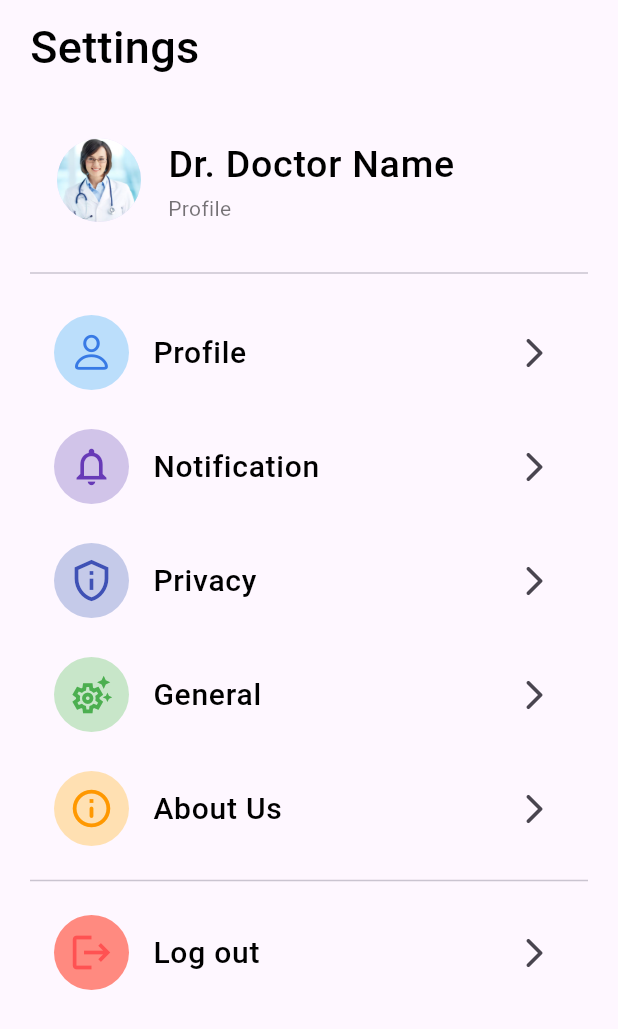
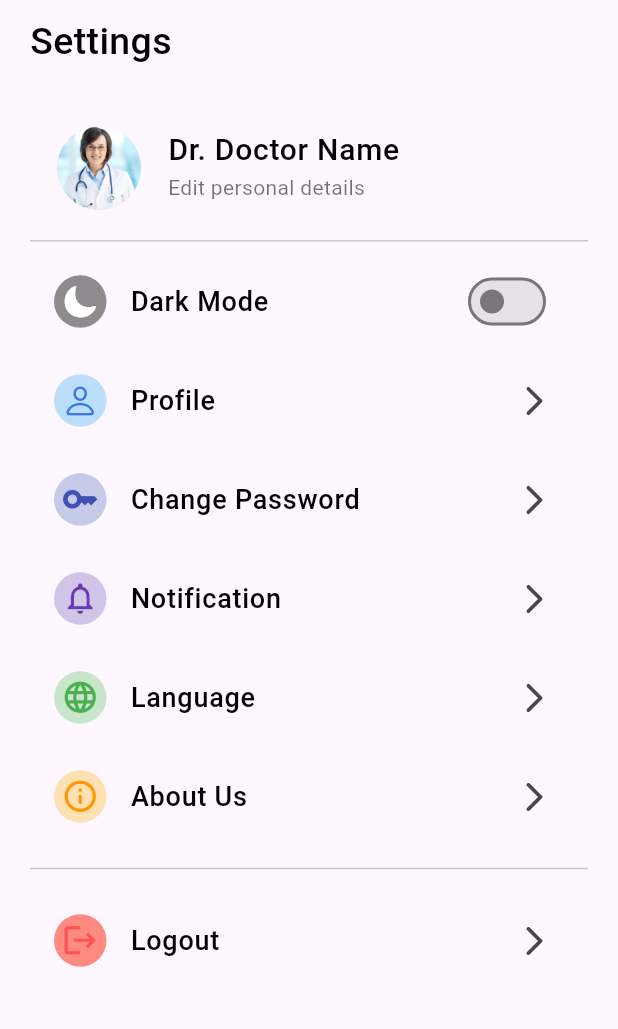
Before and after one commit to EngGemy95/Dr.OnCall, a Flutter app: the SettingsScreen screen opened directly, on a phone screen of 412 x 824 dp. Shown: the top 1029 px of the screen. Run offline on Flutter 3.47's test engine with Material 3 defaults, Android fonts, the phone set to English and light mode, and no system bars; drawn by our look-alikes of auto_size_text; our stand-ins replace dartz, dio, equatable, flutter_bloc, flutter_layout_grid, freezed_annotation and 7 more; accounts and stored records are empty; generated files the repository leaves out were written again.

Commit message:
Edit Settings Page & Gradle build

```diff
--- a/lib/app/di.dart
+++ b/lib/app/di.dart
@@ -3,6 +3,7 @@ import 'package:Dr/domain/repository/login_repository.dart';
 import 'package:Dr/domain/usecase/login_usecase.dart';
 import 'package:Dr/domain/usecase/register_usecase.dart';
 import 'package:Dr/presentation/bloc/register/register_bloc.dart';
+import 'package:Dr/presentation/bloc/switch_dark_mode/switch_dark_mode_bloc.dart';
 import 'package:dio/dio.dart';
 import 'package:get_it/get_it.dart';
 import 'package:internet_connection_checker/internet_connection_checker.dart';
@@ -61,6 +62,7 @@ Future<void> initAppModule() async {
       () => SignInBloc(loginUseCase: instance(), appPreference: instance()));
   instance.registerFactory(() => PasswordVisibilityBloc());
   instance.registerFactory(() => RegisterBloc(registerUseCase: instance()));
+  instance.registerFactory(() => SwitchModeBloc());
 
   // UseCases instance
 
--- /dev/null
+++ b/lib/presentation/bloc/switch_dark_mode/switch_dark_mode_bloc.dart
@@ -0,0 +1,17 @@
+import 'package:equatable/equatable.dart';
+import 'package:flutter_bloc/flutter_bloc.dart';
+
+part 'switch_dark_mode_event.dart';
+part 'switch_dark_mode_state.dart';
+
+class SwitchModeBloc extends Bloc<SwitchModeEvent, SwitchModeState> {
+  SwitchModeBloc() : super(SwitchModeInitial()) {
+    on<SwitchModeEvent>((event, emit) {
+      if (state is SwitchOff) {
+        emit(SwitchOn());
+      } else {
+        emit(SwitchOff());
+      }
+    });
+  }
+}
--- /dev/null
+++ b/lib/presentation/bloc/switch_dark_mode/switch_dark_mode_event.dart
@@ -0,0 +1,13 @@
+part of 'switch_dark_mode_bloc.dart';
+
+abstract class SwitchModeEvent extends Equatable {
+  const SwitchModeEvent();
+
+  @override
+  List<Object> get props => [];
+}
+
+class ToggleSwitchMode extends SwitchModeEvent {
+  @override
+  List<Object> get props => [];
+}
--- /dev/null
+++ b/lib/presentation/bloc/switch_dark_mode/switch_dark_mode_state.dart
@@ -0,0 +1,20 @@
+part of 'switch_dark_mode_bloc.dart';
+
+abstract class SwitchModeState extends Equatable {
+  const SwitchModeState();
+
+  @override
+  List<Object> get props => [];
+}
+
+final class SwitchModeInitial extends SwitchModeState {}
+
+class SwitchOn extends SwitchModeState {
+  @override
+  List<Object> get props => [];
+}
+
+class SwitchOff extends SwitchModeState {
+  @override
+  List<Object> get props => [];
+}
--- a/lib/presentation/pages/settings/mobile/settings_mobile.dart
+++ b/lib/presentation/pages/settings/mobile/settings_mobile.dart
@@ -1,3 +1,4 @@
+import 'package:Dr/presentation/bloc/switch_dark_mode/switch_dark_mode_bloc.dart';
 import 'package:Dr/presentation/resource_data/assets_manager.dart';
 import 'package:Dr/presentation/resource_data/color_manager.dart';
 import 'package:Dr/presentation/resource_data/text_manager.dart';
@@ -6,6 +7,9 @@ import 'package:Dr/presentation/widgets/customListTile.dart';
 import 'package:Dr/presentation/widgets/custom_sized_box.dart';
 import 'package:flutter/cupertino.dart';
 import 'package:flutter/material.dart';
+import 'package:flutter_bloc/flutter_bloc.dart';
+
+import '../../../../app/di.dart' as di;
 
 class SettingsScreen extends StatelessWidget {
   const SettingsScreen({super.key});
@@ -16,7 +20,7 @@ class SettingsScreen extends StatelessWidget {
       body: SafeArea(
         child: SingleChildScrollView(
           child: Padding(
-            padding: EdgeInsets.only(
+            padding: const EdgeInsets.only(
               top: AppPadding.p10,
               left: AppPadding.p20,
               right: AppPadding.p20,
@@ -26,25 +30,50 @@ class SettingsScreen extends StatelessWidget {
               children: [
                 customText(
                   text: "Settings",
-                  fontSize: AppSize.s30,
+                  fontSize: AppSize.s25,
                   fontWeight: FontWeight.w500,
                   textColor: ColorManager.black,
                 ),
                 customSizedBox(heightSize: AppSize.s30),
                 ListTile(
-                  leading: CircleAvatar(
+                  leading: const CircleAvatar(
                     radius: AppSize.s30,
                     backgroundImage: AssetImage(ImageAssets.doctor1),
                   ),
                   title: customText(
                     text: "Dr. Doctor Name",
-                    fontSize: AppSize.s25,
+                    fontSize: AppSize.s20,
                     fontWeight: FontWeight.w500,
                     textColor: ColorManager.black,
                   ),
-                  subtitle: customText(text: "Profile"),
+                  subtitle:
+                      customText(text: "Edit personal details", topPadding: 0),
                 ),
-                Divider(height: AppSize.s50),
+                const Divider(height: AppSize.s25),
+                BlocBuilder<SwitchModeBloc, SwitchModeState>(
+                  builder: (context, state) {
+                    return customListTile(
+                      onTapFunc: () {},
+                      decorationColor: ColorManager.grey,
+                      title: "Dark Mode",
+                      boxShape: BoxShape.circle,
+                      leadingIcon: CupertinoIcons.moon_fill,
+                      leadingIconColor: ColorManager.white,
+                      fontWeight: FontWeight.w500,
+                      trailingWidget: Switch(
+                        value: state is SwitchOff,
+                        onChanged: (value) {
+                          context
+                              .read<SwitchModeBloc>()
+                              .add(ToggleSwitchMode());
+                        },
+                        activeColor: ColorManager.primary,
+                      ),
+                      titleColor: ColorManager.black,
+                    );
+                  },
+                ),
+                customSizedBox(heightSize: AppMargin.m10),
                 customListTile(
                   onTapFunc: () {},
                   decorationColor: ColorManager.blueShade100,
@@ -52,12 +81,23 @@ class SettingsScreen extends StatelessWidget {
                   boxShape: BoxShape.circle,
                   leadingIcon: CupertinoIcons.person,
                   leadingIconColor: ColorManager.primary,
-                    leadingIconSize: AppSize.s30,
                   fontWeight: FontWeight.w500,
-                    titleFontSize: AppSize.s20,
                   trailingIcon: Icons.arrow_forward_ios_rounded,
-                    titleColor: ColorManager.black),
-                customSizedBox(heightSize: AppMargin.m20),
+                  titleColor: ColorManager.black,
+                ),
+                customSizedBox(heightSize: AppMargin.m10),
+                customListTile(
+                  onTapFunc: () {},
+                  decorationColor: ColorManager.indigoShade100,
+                  title: "Change Password",
+                  boxShape: BoxShape.circle,
+                  leadingIcon: Icons.key_outlined,
+                  leadingIconColor: ColorManager.indigo,
+                  fontWeight: FontWeight.w500,
+                  trailingIcon: Icons.arrow_forward_ios_rounded,
+                  titleColor: ColorManager.black,
+                ),
+                customSizedBox(heightSize: AppMargin.m10),
                 customListTile(
                   onTapFunc: () {},
                   decorationColor: ColorManager.deepPurpleShade100,
@@ -65,41 +105,23 @@ class SettingsScreen extends StatelessWidget {
                   boxShape: BoxShape.circle,
                   leadingIcon: Icons.notifications_none_outlined,
                   leadingIconColor: ColorManager.deepPurple,
-                  leadingIconSize: AppSize.s30,
                   fontWeight: FontWeight.w500,
-                  titleFontSize: AppSize.s20,
                   trailingIcon: Icons.arrow_forward_ios_rounded,
                   titleColor: ColorManager.black,
                 ),
-                customSizedBox(heightSize: AppMargin.m20),
+                customSizedBox(heightSize: AppMargin.m10),
                 customListTile(
                   onTapFunc: () {},
-                  decorationColor: ColorManager.indigoShade100,
-                  title: "Privacy",
+                  decorationColor: ColorManager.greenShade100,
+                  title: "Language",
                   boxShape: BoxShape.circle,
-                  leadingIcon: Icons.privacy_tip_outlined,
-                  leadingIconColor: ColorManager.indigo,
-                  leadingIconSize: AppSize.s30,
+                  leadingIcon: Icons.language_outlined,
+                  leadingIconColor: ColorManager.green,
                   fontWeight: FontWeight.w500,
-                  titleFontSize: AppSize.s20,
                   trailingIcon: Icons.arrow_forward_ios_rounded,
                   titleColor: ColorManager.black,
                 ),
-                customSizedBox(heightSize: AppMargin.m20),
-                customListTile(
-                  onTapFunc: () {},
-                  decorationColor: ColorManager.greenShade100,
-                  title: "General",
-                  boxShape: BoxShape.circle,
-                  leadingIcon: Icons.settings_suggest_outlined,
-                  leadingIconColor: ColorManager.green,
-                  leadingIconSize: AppSize.s30,
-                  fontWeight: FontWeight.w500,
-                  titleFontSize: AppSize.s20,
-                  trailingIcon: Icons.arrow_forward_ios_rounded,
-                  titleColor: ColorManager.black,
-                ),
-                customSizedBox(heightSize: AppMargin.m20),
+                customSizedBox(heightSize: AppMargin.m10),
                 customListTile(
                   onTapFunc: () {},
                   decorationColor: ColorManager.orangeShade100,
@@ -107,23 +129,19 @@ class SettingsScreen extends StatelessWidget {
                   boxShape: BoxShape.circle,
                   leadingIcon: Icons.info_outline_rounded,
                   leadingIconColor: ColorManager.orange,
-                  leadingIconSize: AppSize.s30,
                   fontWeight: FontWeight.w500,
-                  titleFontSize: AppSize.s20,
                   trailingIcon: Icons.arrow_forward_ios_rounded,
                   titleColor: ColorManager.black,
                 ),
-                Divider(height: AppSize.s40),
+                const Divider(height: AppSize.s40),
                 customListTile(
                   onTapFunc: () {},
                   decorationColor: ColorManager.redAccentShade100,
-                  title: "Log out",
+                  title: "Logout",
                   boxShape: BoxShape.circle,
                   leadingIcon: Icons.logout,
                   leadingIconColor: ColorManager.redAccent,
-                  leadingIconSize: AppSize.s30,
                   fontWeight: FontWeight.w500,
-                  titleFontSize: AppSize.s20,
                   trailingIcon: Icons.arrow_forward_ios_rounded,
                   titleColor: ColorManager.black,
                 ),
--- a/lib/presentation/pages/settings/mobile/settings_page.dart
+++ b/lib/presentation/pages/settings/mobile/settings_page.dart
@@ -6,6 +6,6 @@ class SettingsPage extends StatelessWidget {
 
   @override
   Widget build(BuildContext context) {
-    return SettingsScreen();
+    return const SettingsScreen();
   }
 }
--- a/lib/presentation/widgets/customListTile.dart
+++ b/lib/presentation/widgets/customListTile.dart
@@ -8,11 +8,12 @@ Widget customListTile({
   required BoxShape boxShape,
   IconData? leadingIcon,
   Color? leadingIconColor,
-  double? leadingIconSize,
+  double? leadingIconSize = AppSize.s25,
   required String title,
   FontWeight? fontWeight,
-  double? titleFontSize,
+  double? titleFontSize = AppSize.s18,
   IconData? trailingIcon,
+  Widget? trailingWidget,
   Color? trailingIconColor,
   Color? titleColor,
   VoidCallback? onTapFunc,
@@ -20,7 +21,7 @@ Widget customListTile({
   return ListTile(
     onTap: onTapFunc,
     leading: Container(
-      padding: EdgeInsets.all(AppPadding.p10),
+      padding: const EdgeInsets.all(AppPadding.p5),
       decoration: BoxDecoration(
         color: decorationColor,
         shape: boxShape,
@@ -37,9 +38,10 @@ Widget customListTile({
       fontWeight: fontWeight,
       fontSize: titleFontSize,
     ),
-    trailing: Icon(
-      trailingIcon,
-      color: trailingIconColor,
-    ),
+    trailing: trailingWidget ??
+        Icon(
+          trailingIcon,
+          color: trailingIconColor,
+        ),
   );
 }
--- a/pubspec.yaml
+++ b/pubspec.yaml
@@ -56,6 +56,7 @@ dependencies:
   easy_localization: ^3.0.4
   auto_size_text: ^3.0.0
   flutter_layout_grid: ^2.0.5
+  flutter_lints: ^3.0.1
 
 dev_dependencies:
   flutter_test:
```
Also changed, not shown: lib/data/network/error_handler.dart (+11 -15 lines), lib/my_app.dart (+15 -7 lines), lib/presentation/pages/home/mobile/home.dart (+16 -15 lines), lib/presentation/pages/register/mobile/register_screen.dart (+2 -17 lines), pubspec.lock, 4 other files. Lines whose indentation alone changed are shown as unchanged.
